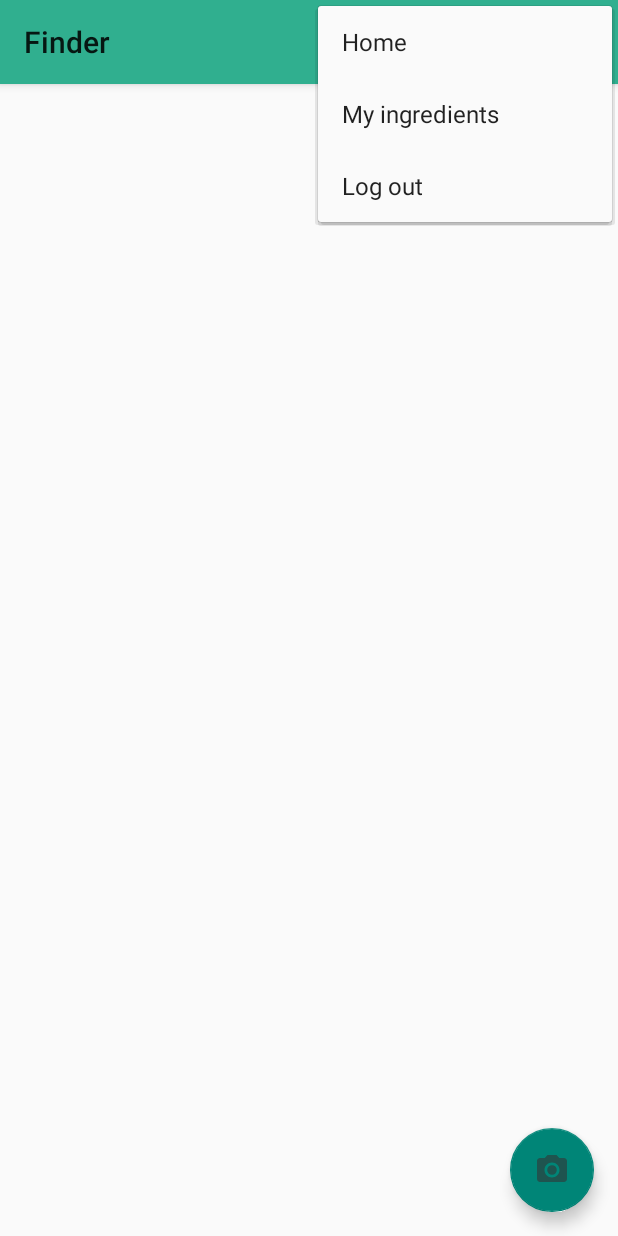
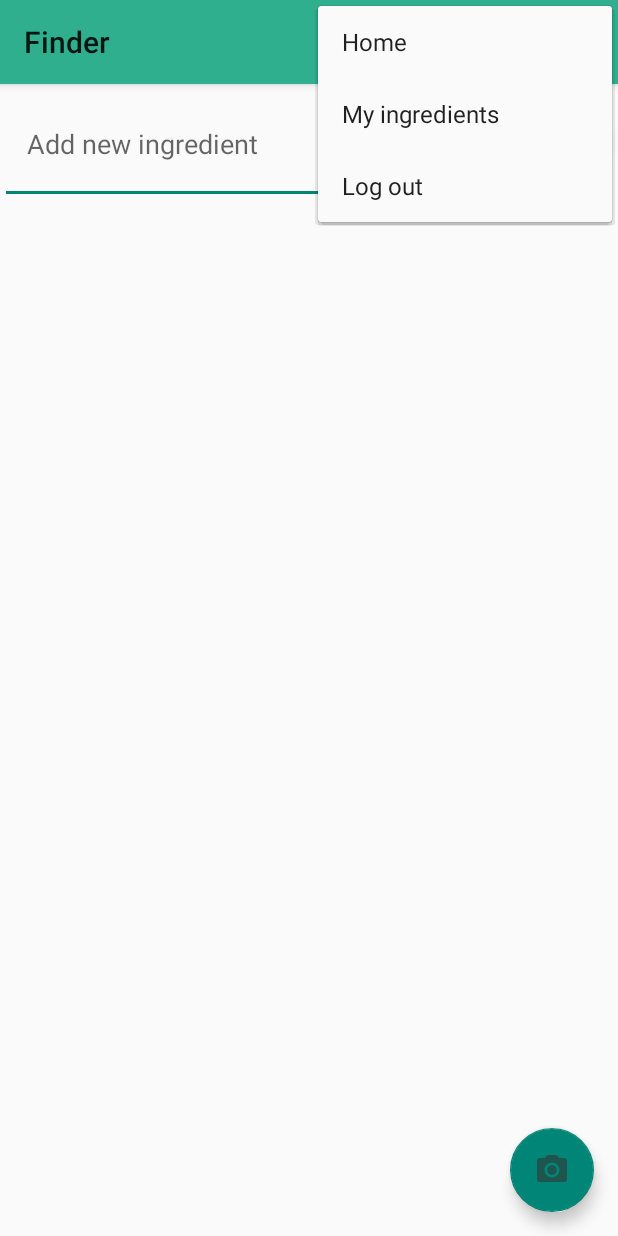
Before and after one commit to Dana-Monica/Finder, an Android app: the IngredientsActivity screen opened directly, with no data from a screen before it, with the options menu open, on a phone screen of 412 x 824 dp. Run offline under Robolectric (Android 15) with nearby library versions, the phone set to English and light mode, and no system bars; our stand-ins replace Firebase (no records; nobody signed in at launch, a user with empty details on screens opened directly).

Commit message:
retrieve list from firebase with possibility to add new item

```diff
--- a/app/build.gradle
+++ b/app/build.gradle
@@ -31,10 +31,14 @@ dependencies {
     implementation 'androidx.navigation:navigation-ui:2.3.2'
     implementation 'androidx.legacy:legacy-support-v4:1.0.0'
     implementation 'androidx.lifecycle:lifecycle-extensions:2.2.0'
+    implementation 'com.google.firebase:firebase-database:19.3.0'
     testImplementation 'junit:junit:4.12'
     androidTestImplementation 'androidx.test.ext:junit:1.1.2'
     androidTestImplementation 'androidx.test.espresso:espresso-core:3.3.0'
     implementation platform('com.google.firebase:firebase-bom:26.8.0')
     implementation 'com.google.firebase:firebase-analytics'
     implementation 'com.google.firebase:firebase-auth'
+    implementation 'com.google.firebase:firebase-core:18.0.2'
 }
+
+apply plugin: 'com.google.gms.google-services'
--- a/app/src/main/java/com/example/finder/IngredientsActivity.java
+++ b/app/src/main/java/com/example/finder/IngredientsActivity.java
@@ -18,19 +18,31 @@ import android.view.Menu;
 import android.view.MenuInflater;
 import android.view.MenuItem;
 import android.view.View;
+import android.widget.ArrayAdapter;
+import android.widget.EditText;
 import android.widget.ImageView;
+import android.widget.ListView;
+import android.widget.Spinner;
 import android.widget.Toast;
+import android.widget.AdapterView;
 
 import com.google.android.material.floatingactionbutton.FloatingActionButton;
 import com.google.android.material.snackbar.Snackbar;
+import com.google.firebase.database.DataSnapshot;
+import com.google.firebase.database.DatabaseError;
+import com.google.firebase.database.DatabaseReference;
+import com.google.firebase.database.FirebaseDatabase;
+import com.google.firebase.database.ValueEventListener;
 
 import java.io.BufferedInputStream;
 import java.io.BufferedOutputStream;
 import java.io.BufferedReader;
 import java.io.BufferedWriter;
+import java.io.ByteArrayOutputStream;
 import java.io.DataOutputStream;
 import java.io.File;
 import java.io.FileInputStream;
+import java.io.FileOutputStream;
 import java.io.IOException;
 import java.io.InputStream;
 import java.io.OutputStream;
@@ -39,8 +51,10 @@ import java.net.HttpURLConnection;
 import java.net.MalformedURLException;
 import java.net.URL;
 import java.text.SimpleDateFormat;
+import java.util.ArrayList;
 import java.util.Date;
 import java.util.HashMap;
+import java.util.List;
 import java.util.Map;
 import java.net.*;
 
@@ -51,15 +65,21 @@ public class IngredientsActivity extends AppCompatActivity {
     private SharedPreferences sp;
     private String filePath = "";
     private File photoFile;
+    private DatabaseReference databaseReference;
+    private List<String> elements;
+    private int numberOfItems = 0;
+    private ListView listView;
+    private ArrayAdapter<String> addressAdapter;
 
     @Override
     protected void onCreate(Bundle savedInstanceState) {
+        elements = new ArrayList<String>();
+        databaseReference = FirebaseDatabase.getInstance().getReference();
         super.onCreate(savedInstanceState);
         setContentView(R.layout.activity_ingredients);
         Toolbar myToolbar = (Toolbar) findViewById(R.id.my_toolbar);
         setSupportActionBar(myToolbar);
         sp = getSharedPreferences("login", MODE_PRIVATE);
-        imageView = findViewById(R.id.photo);
         FloatingActionButton fab = findViewById(R.id.fab);
         fab.setOnClickListener(new View.OnClickListener() {
             @Override
@@ -67,13 +87,40 @@ public class IngredientsActivity extends AppCompatActivity {
                 dispatchTakePictureIntent();
             }
         });
+        createNewDBListener();
     }
 
-    public void searchPicture()
+    private void createNewDBListener() {
+        databaseReference.child("Ingredients").addValueEventListener(new ValueEventListener() {
+            @Override
+            public void onDataChange(DataSnapshot dataSnapshot) {
+                elements.clear();
+                for (DataSnapshot entrySnaphot : dataSnapshot.getChildren()) {
+                        String item = (String) entrySnaphot.getValue();
+
+                        elements.add(item);
+                        //customAdapter.notifyDataSetChanged();
+                        ((EditText) findViewById(R.id.ingredientName)).setText(item);
+                }
+                numberOfItems = elements.size();
+
+                listView = (ListView) findViewById(R.id.listView);
+                addressAdapter = new ArrayAdapter<String>(IngredientsActivity.this, android.R.layout.simple_spinner_item, elements);
+                addressAdapter.setDropDownViewResource(android.R.layout.simple_spinner_dropdown_item);
+                listView.setAdapter(addressAdapter);
+            }
+            @Override
+            public void onCancelled(DatabaseError databaseError) {
+            }
+
+        });
+    }
+
+    public void searchPicture(File f)
     {
         try {
             // on new thread, not on main thread !
-            new RetrieveTask().execute(photoFile);
+            new RetrieveTask().execute(f);
             Toast.makeText(IngredientsActivity.this, "so far so good", Toast.LENGTH_SHORT).show();
         } catch (Exception e) {
             e.printStackTrace();
@@ -84,11 +131,42 @@ public class IngredientsActivity extends AppCompatActivity {
     protected void onActivityResult(int requestCode, int resultCode, Intent data) {
         super.onActivityResult(requestCode, resultCode, data);
         if (requestCode == REQUEST_IMAGE_CAPTURE && resultCode == RESULT_OK) {
-            /*Bundle extras = data.getExtras();
-            Bitmap imageBitmap = (Bitmap) extras.get("data");
-            imageView.setImageBitmap(imageBitmap);*/
-            searchPicture();
+            Bitmap imageBitmap = BitmapFactory.decodeFile(filePath);
+            /*imageBitmap = Bitmap.createScaledBitmap(imageBitmap, 100, 100, false);
+            ByteArrayOutputStream bytes = new ByteArrayOutputStream();
+            imageBitmap.compress(Bitmap.CompressFormat.JPEG, 40, bytes);
+
+           try {
+                photoFile = new File(Environment.getExternalStorageDirectory()
+                        + File.separator + "Imagename.jpeg");
+                photoFile.createNewFile();
+                FileOutputStream fo = new FileOutputStream(photoFile);
+                fo.write(bytes.toByteArray());
+                fo.close();
+            } catch (IOException e) {
+                e.printStackTrace();
+            }*/
+            searchPicture(photoFile);
+            //createNewDBListener();
         }
+    }
+
+    @Override
+    protected void onRestart() {
+        super.onRestart();
+        createNewDBListener();
+    }
+
+    @Override
+    protected void onResume() {
+        super.onResume();
+        createNewDBListener();
+    }
+
+    private void addNewIngredient(String ingredient)
+    {
+        databaseReference.child("Ingredients").child(Long.toHexString(System.currentTimeMillis())).setValue(ingredient);
+        createNewDBListener();
     }
 
     private File createImageFile() throws IOException {
@@ -98,7 +176,7 @@ public class IngredientsActivity extends AppCompatActivity {
         File storageDir = getExternalFilesDir(Environment.DIRECTORY_PICTURES);
         File image = File.createTempFile(
                 imageFileName,  /* prefix */
-                ".jpg",         /* suffix */
+                ".jpeg",         /* suffix */
                 storageDir      /* directory */
         );
 
@@ -152,4 +230,8 @@ public class IngredientsActivity extends AppCompatActivity {
                 return super.onOptionsItemSelected(item);
         }
     }
+
+    public void adNewIngredient(View view) {
+        addNewIngredient(((EditText)findViewById(R.id.ingredientName)).getText().toString());
+    }
 }
--- /dev/null
+++ b/app/src/main/res/drawable/ic_add.xml
@@ -0,0 +1,10 @@
+<vector xmlns:android="http://schemas.android.com/apk/res/android"
+    android:width="24dp"
+    android:height="24dp"
+    android:viewportWidth="24"
+    android:viewportHeight="24"
+    android:tint="?attr/colorControlNormal">
+  <path
+      android:fillColor="@android:color/white"
+      android:pathData="M19,13h-6v6h-2v-6H5v-2h6V5h2v6h6v2z"/>
+</vector>
--- a/app/src/main/res/layout/activity_ingredients.xml
+++ b/app/src/main/res/layout/activity_ingredients.xml
@@ -18,6 +18,34 @@
         android:theme="@style/ThemeOverlay.AppCompat.ActionBar"
         app:popupTheme="@style/ThemeOverlay.AppCompat.Light"/>
 
+    <EditText
+        android:id="@+id/ingredientName"
+        android:layout_width="match_parent"
+        android:layout_height="80dp"
+        android:hint="   Add new ingredient"
+        app:layout_constraintLeft_toLeftOf="@id/my_toolbar"
+        app:layout_constraintTop_toBottomOf="@id/my_toolbar"
+        />
+
+    <ListView
+        android:id="@+id/listView"
+        android:layout_width="match_parent"
+        android:layout_height="wrap_content"
+        app:layout_constraintLeft_toLeftOf="parent"
+        app:layout_constraintTop_toBottomOf="@id/ingredientName"
+        />
+
+    <com.google.android.material.floatingactionbutton.FloatingActionButton
+        android:id="@+id/fabText"
+        android:layout_width="wrap_content"
+        android:layout_height="wrap_content"
+        android:layout_gravity="end|bottom"
+        android:onClick="adNewIngredient"
+        android:background="@color/colorPrimary"
+        app:layout_constraintRight_toRightOf="parent"
+        app:layout_constraintTop_toBottomOf="@id/my_toolbar"
+        app:srcCompat="@drawable/ic_add"
+        android:layout_margin="10dp" />
 
     <com.google.android.material.floatingactionbutton.FloatingActionButton
         android:id="@+id/fab"
@@ -30,13 +58,5 @@
         app:srcCompat="@drawable/ic_action_camera"
         android:layout_margin="16dp" />
 
-    <ImageView
-        android:id="@+id/photo"
-        app:layout_constraintLeft_toLeftOf="parent"
-        app:layout_constraintRight_toRightOf="parent"
-        app:layout_constraintTop_toBottomOf="@id/my_toolbar"
-        android:layout_width="wrap_content"
-        android:layout_height="wrap_content">
 
-    </ImageView>
 </androidx.constraintlayout.widget.ConstraintLayout>
--- a/app/src/main/res/xml/file_paths.xml
+++ b/app/src/main/res/xml/file_paths.xml
@@ -1,4 +1,4 @@
 <?xml version="1.0" encoding="utf-8"?>
 <paths xmlns:android="http://schemas.android.com/apk/res/android">
-    <external-files-path name="my_images" path="Pictures" />
+    <external-path name="my_images" path="Android/data/com.example.finder/files/Pictures" />
 </paths>
--- a/build.gradle
+++ b/build.gradle
@@ -16,6 +16,9 @@ allprojects {
     repositories {
         google()
         jcenter()
+        maven {
+            url "https://maven.google.com" // Google's Maven repository
+        }
     }
 }
 
```
Also changed, not shown: app/src/main/java/com/example/finder/Item.java (added, +17 -0 lines), app/src/main/java/com/example/finder/RetrieveTask.java (+63 -31 lines), app/src/main/res/drawable/ic_write.xml (added, +10 -0 lines).
